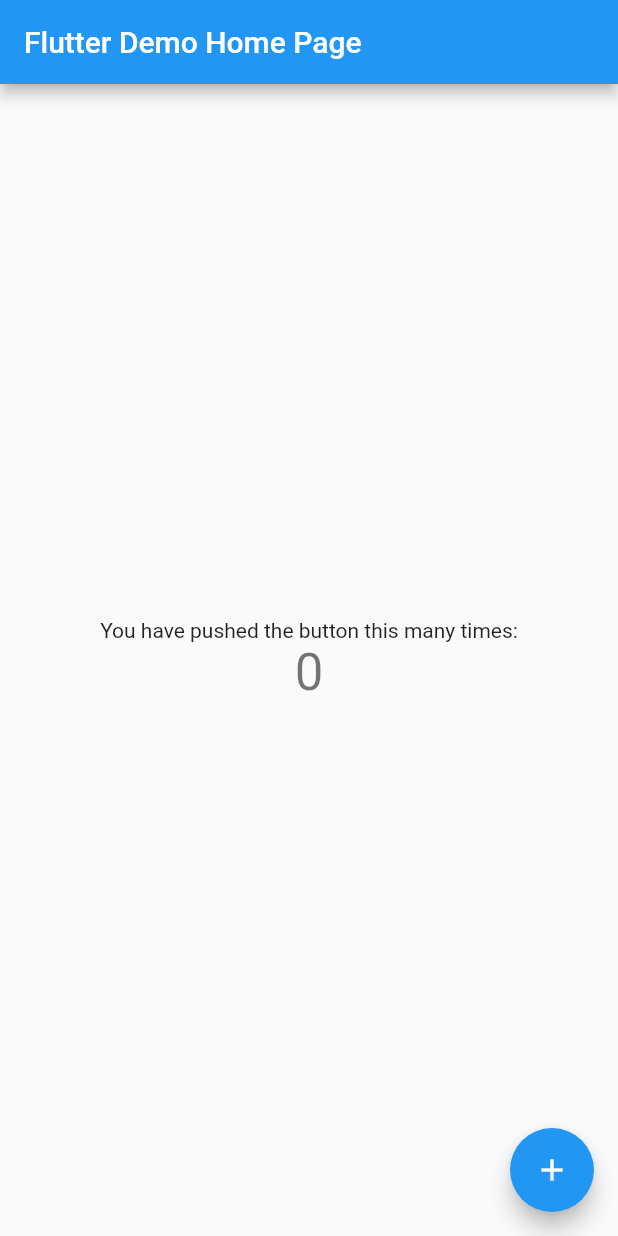
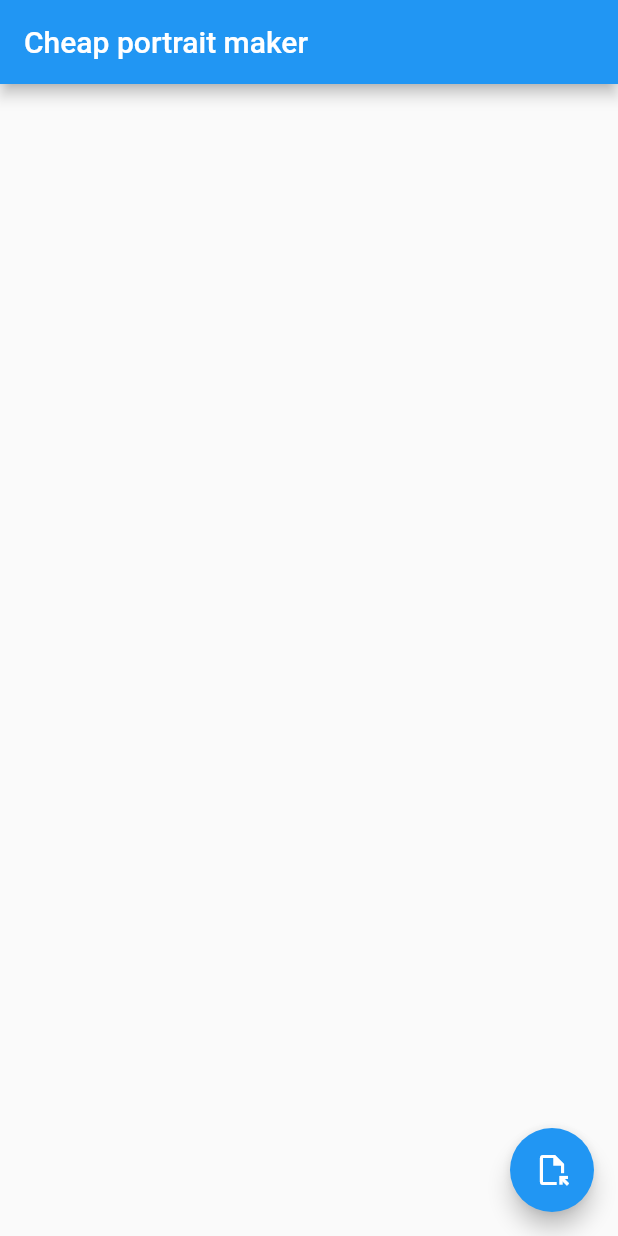
Before and after one commit to nohe427/mlkit-portraitmode, a Flutter app: the screen it shows after launch, on a phone screen of 412 x 824 dp. Run offline on Flutter 3.47's test engine with Material 2 defaults, Android fonts, the phone set to English and light mode, and no system bars; our stand-ins replace file_picker; missing offline and left inert: google_mlkit_selfie_segmentation.

Commit message:
Start cleaning the code up a bit

```diff
--- a/lib/ImagePainter.dart
+++ b/lib/ImagePainter.dart
@@ -1,18 +1,17 @@
 import 'package:flutter/material.dart';
 import 'dart:ui' as ui;
 
+// Used to just paint images to a widget
 class ImagePainter extends CustomPainter {
   final ui.Image image;
 
   @override
   void paint(Canvas canvas, Size size) {
-    // TODO: implement paint
     canvas.drawImage(image, Offset.zero, Paint());
   }
 
   @override
   bool shouldRepaint(covariant ImagePainter oldDelegate) {
-    // TODO: implement shouldRepaint
     return image != oldDelegate.image;
   }
 
--- /dev/null
+++ b/lib/common/compute_data.dart
@@ -0,0 +1,12 @@
+import 'dart:typed_data';
+
+import 'package:google_mlkit_selfie_segmentation/google_mlkit_selfie_segmentation.dart';
+
+class ComputeData {
+  SegmentationMask mask;
+  ByteData byteData;
+  int height;
+  int width;
+
+  ComputeData(this.mask, this.byteData, this.height, this.width);
+}
--- a/lib/main.dart
+++ b/lib/main.dart
@@ -9,6 +9,10 @@
 import 'package:flutter/material.dart';
 import 'package:file_picker/file_picker.dart';
 import 'package:google_mlkit_selfie_segmentation/google_mlkit_selfie_segmentation.dart';
+
+import 'common/compute_data.dart';
+import 'effects/gray.dart';
+import 'utils/image_util.dart';
 
 void main() {
   WidgetsFlutterBinding.ensureInitialized();
@@ -35,7 +39,7 @@
         // is not restarted.
         primarySwatch: Colors.blue,
       ),
-      home: const MyHomePage(title: 'Flutter Demo Home Page'),
+      home: const MyHomePage(title: 'Cheap portrait maker'),
     );
   }
 }
@@ -58,60 +62,6 @@
   State<MyHomePage> createState() => _MyHomePageState();
 }
 
-Future<Uint8List> graySelfie(ComputeData cd) {
-  return compute<ComputeData, Uint8List>(_graySelfie, cd);
-}
-
-Uint8List _graySelfie(ComputeData cd) {
-  var byteData = cd.byteData;
-  var mask = cd.mask;
-  var decodedImage = cd;
-  var i = 0;
-  debugPrint("${mask.confidences.length}");
-  for (int y = 0; y < decodedImage.height; y++) {
-    for (int x =0; x < decodedImage.width; x++) {
-      // debugPrint("Starting $x of ${decodedImage.width} $y pf ${decodedImage.height}");
-      var nY = ((y/decodedImage.height)*255).round();
-      var nX = ((x/decodedImage.width)*255).round();
-
-      // debugPrint("${mask.confidences[(nY*mask.width) + nX] > 0}");
-      if (mask.confidences[(nY*mask.width) + nX] < 0.8) {
-        var rO = (y*decodedImage.width*4 + x*4);
-        var gO = (y*decodedImage.width*4 + x*4) + 1;
-        var bO = (y*decodedImage.width*4 + x*4) + 2;
-        var aO = (y*decodedImage.width*4 + x*4) + 3;
-
-        var red = byteData.getUint8(rO); //Red
-        var green = byteData.getUint8(gO); //Green
-        var blue = byteData.getUint8(bO); //Blue
-        var alpha = byteData.getUint8(aO); //Alpha - not used
-        var avg = ((red + green + blue)/3).round();
-        // debugPrint("red $red\ngreen $green\nblue $blue\nalpha $alpha\navg $avg");
-        byteData.setUint8(rO, avg);
-        byteData.setUint8(gO, avg);
-        byteData.setUint8(bO, avg);
-      }
-      i++;
-      // debugPrint("$x of ${decodedImage.width} $y pf ${decodedImage.height} i : $i");
-    }
-    debugPrint("Exiting X Loop $y");
-  }
-  debugPrint("Finished.");
-
-  return byteData.buffer.asUint8List();
-}
-
-class ComputeData {
-  SegmentationMask mask;
-  ByteData byteData;
-  int height;
-  int width;
-
-
-  ComputeData(this.mask, this.byteData, this.height, this.width);
-
-}
-
 class _MyHomePageState extends State<MyHomePage> {
   int _counter = 0;
   File? file;
@@ -130,40 +80,29 @@
     return mask!;
   }
 
-  Future<ui.Image?> imageToImage(Uint8List byteData, ui.Image inputImage) async {
-    var decodedImage = inputImage;
-    ui.Image? output;
-    var fixed = false;
-    Completer<ui.Image> completer = Completer<ui.Image>();
-    ui.decodeImageFromPixels(byteData, decodedImage.width, decodedImage.height, ui.PixelFormat.rgba8888, (result) {
-      debugPrint("finished image Processing");
-      output = result;
-      completer.complete(result);
-      /**
-       *
-       */
-    });
-    return completer.future;
-  }
-
   Future<SegmentationPainter> segmentSelfie(File file) async {
     var mask = await segSelfie(file);
     var decodedImage = await decodeImageFromList(file.readAsBytesSync());
     var bd = await decodedImage.toByteData(format: ui.ImageByteFormat.rawRgba);
-    var computeData = ComputeData(mask, bd!, decodedImage.height, decodedImage.width);
+    var computeData =
+        ComputeData(mask, bd!, decodedImage.height, decodedImage.width);
     // graySelfie(computeData).then((value) => debugPrint("${value.lengthInBytes}"));
 
     final inputImage = InputImage.fromFile(file);
     decodedImage = await decodeImageFromList(file.readAsBytesSync());
     // debugPrint("${x} of ${decodedImage.width} ${y} pf ${decodedImage.height}");
-    final size = Size(decodedImage.width.toDouble()/(decodedImage.width.toDouble()/256), decodedImage.height.toDouble()/(decodedImage.height.toDouble()/256));
+    final size = Size(
+        decodedImage.width.toDouble() / (decodedImage.width.toDouble() / 256),
+        decodedImage.height.toDouble() /
+            (decodedImage.height.toDouble() / 256));
     iSize = size;
     // final segmenter = SelfieSegmenter(
     //   mode: SegmenterMode.single,
     //   enableRawSizeMask: true,
     // );
     // // final mask = await segmenter.processImage(inputImage);
-    var segP = SegmentationPainter(mask, size, InputImageRotation.rotation0deg, decodedImage);
+    var segP = SegmentationPainter(
+        mask, size, InputImageRotation.rotation0deg, decodedImage);
     //segmenter.close();
     return segP;
   }
@@ -202,31 +141,30 @@
                 decodedImage = decodeImageFromList(file!.readAsBytesSync()),
                 decodedImage.then((value) => {
                       myDImage = value,
-                  value.toByteData(format: ui.ImageByteFormat.rawRgba).then((value) =>
+                      value.toByteData(format: ui.ImageByteFormat.rawRgba).then(
+                            (value) =>
                                 // bd = value,
-                    mask.then((valuea) =>
-                    {
-                      computeData = ComputeData(
-                          valuea, value!, myDImage.height, myDImage.width),
+                                mask.then((valuea) => {
+                                      computeData = ComputeData(valuea, value!,
+                                          myDImage.height, myDImage.width),
                                       graySelfie(computeData).then((grayOut) =>
                                           {
-                        debugPrint("${value.lengthInBytes}"),
+                                            debugPrint(
+                                                "${value.lengthInBytes}"),
                                             dImage.then((dvalue) => {
-                          imageToImage(grayOut, dvalue).then((imageV) =>
-                          {
-                          debugPrint("complete ${imageV?.width}"),
-
-                            //TOOD fix this
-                            segPainFuture.then((value) => {
+                                                  imageToImage(grayOut, dvalue)
+                                                      .then((imageV) => {
+                                                            debugPrint(
+                                                                "complete ${imageV?.width}"),
                                                             setState(() {
-                                file = File(pathA);
-                                segPain = ImagePainter(imageV!); //value
+                                                              file =
+                                                                  File(pathA);
+                                                              segPain =
+                                                                  ImagePainter(
+                                                                      imageV!); //value
                                                               dValue = dvalue;
                                                             })
                                                           })
-
-                          })
-
                                                 }),
                                           })
                                     }),
@@ -236,17 +174,6 @@
           }
       },
     );
-  }
-
-  void _incrementCounter() {
-    setState(() {
-      // This call to setState tells the Flutter framework that something has
-      // changed in this State, which causes it to rerun the build method below
-      // so that the display can reflect the updated values. If we changed
-      // _counter without calling setState(), then the build method would not be
-      // called again, and so nothing would appear to happen.
-      _counter++;
-    });
   }
 
   @override
@@ -283,33 +210,34 @@
           // horizontal).
           mainAxisAlignment: MainAxisAlignment.center,
           children: <Widget>[
-            const Text(
-              'You have pushed the button this many times:',
-            ),
-            file != null ? Image(image: FileImage(file!), height: 40, width: 30,) : Container(),
-            dValue != null ? FittedBox(
-              child:SizedBox(
+            file != null
+                ? Image(
+                    image: FileImage(file!),
+                    height: 40,
+                    width: 30,
+                  )
+                : Container(),
+            dValue != null
+                ? FittedBox(
+                    child: SizedBox(
                         width: dValue!.width.toDouble(),
                         height: dValue!.height.toDouble(),
-                  child:
-                    segPain != null ? CustomPaint
-                      (painter: segPain,
+                        child: segPain != null
+                            ? CustomPaint(
+                                painter: segPain,
                                 willChange: true,
                                 /*child: file != null ? Image(image: FileImage(file!),) : Container(),*/
-                    ) : Container()
-              ),
-            ) : Container(),
-            Text(
-              '$_counter',
-              style: Theme.of(context).textTheme.headline4,
-            ),
+                              )
+                            : Container()),
+                  )
+                : Container(),
           ],
         ),
       ),
       floatingActionButton: FloatingActionButton(
         onPressed: _pickFile,
-        tooltip: 'Increment',
-        child: const Icon(Icons.add),
+        tooltip: 'Pick file to gray background',
+        child: const Icon(Icons.file_open_outlined),
       ), // This trailing comma makes auto-formatting nicer for build methods.
     );
   }
```
Also changed, not shown: lib/effects/gray.dart (added, +49 -0 lines), lib/segmentation_painter.dart (+7 -5 lines), lib/utils/image_util.dart (added, +19 -0 lines). Lines whose indentation alone changed are shown as unchanged.
